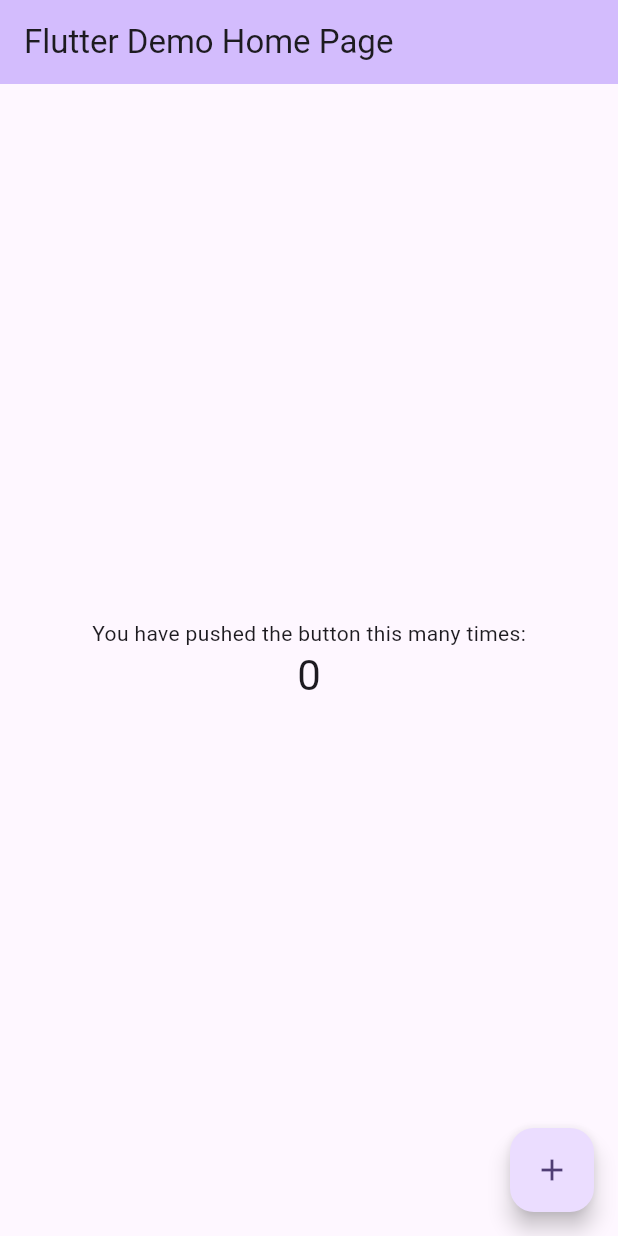
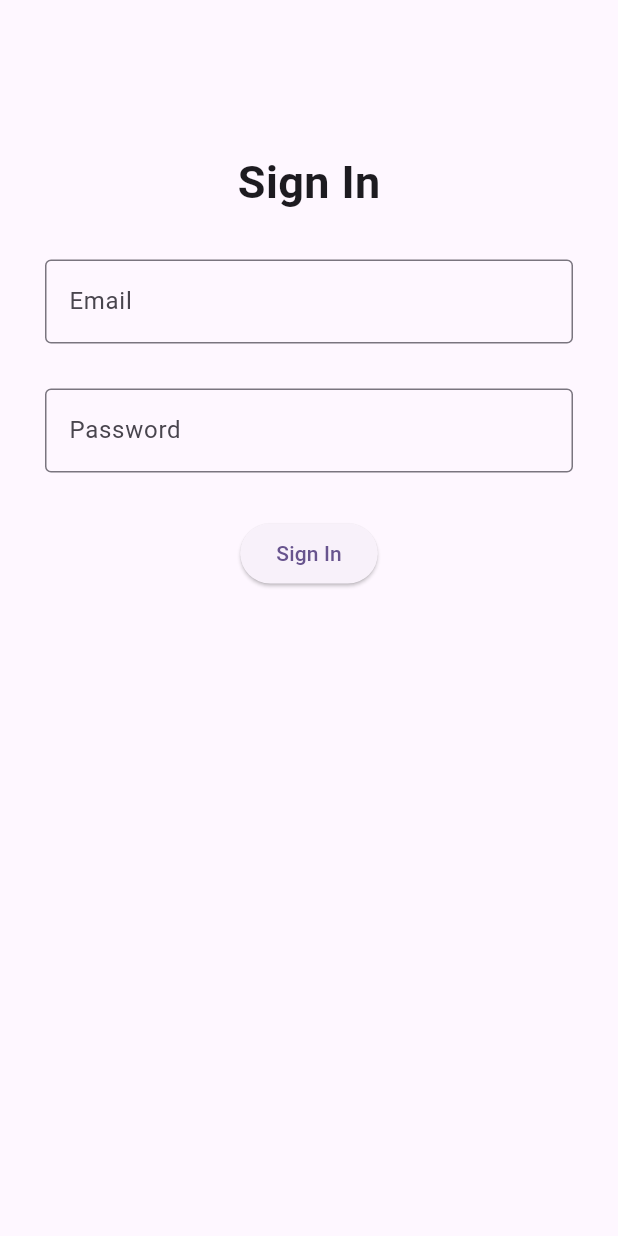
Before and after one commit to ksumallo/donation-system-flutter, a Flutter app: the screen it shows after launch, on a phone screen of 412 x 824 dp. Run offline on Flutter 3.47's test engine with Material 3 defaults, Android fonts, the phone set to English and light mode, and no system bars; our stand-ins replace cloud_firestore, firebase_auth, firebase_core; accounts and stored records are empty; generated files the repository leaves out were written again.

Commit message:
Fixed sign in screen functionality

```diff
--- a/lib/main.dart
+++ b/lib/main.dart
@@ -5,6 +5,7 @@ import 'package:final_proj/api/firestore_organization_provider.dart';
 import 'package:final_proj/entities/user.dart';
 import 'package:final_proj/firebase_options.dart';
 import 'package:final_proj/pages/organization_list.dart';
+import 'package:final_proj/pages/signin_screen.dart';
 import 'package:final_proj/providers/auth_provider.dart';
 import 'package:final_proj/providers/organizations.dart';
 import 'package:final_proj/providers/user_provider.dart';
@@ -83,9 +84,12 @@ class MyApp extends StatelessWidget {
           case '/':
             return MaterialPageRoute(
               builder: (context) =>
-                  const MyHomePage(title: 'Flutter Demo Home Page'),
+                  const SignInPage(),
             );
           case '/user-profile':
+            User user = settings.arguments as User;
+            return MaterialPageRoute(builder: (context) => UserProfile(user: user));
+          case '/user-profile-dev':
             return MaterialPageRoute(
               builder: (context) => UserProfile(
                 user: User(
--- /dev/null
+++ b/lib/pages/signin_screen.dart
@@ -0,0 +1,110 @@
+import 'package:final_proj/entities/user.dart';
+import 'package:flutter/material.dart';
+import 'package:provider/provider.dart';
+import 'package:final_proj/providers/auth_provider.dart';
+
+class SignInPage extends StatefulWidget {
+  const SignInPage({super.key});
+
+  @override
+  State<SignInPage> createState() => _SignInPageState();
+}
+
+class _SignInPageState extends State<SignInPage> {
+  final _formKey = GlobalKey<FormState>();
+  String? email;
+  String? password;
+  bool showSignInErrorMessage = false;
+
+  @override
+  Widget build(BuildContext context) {
+    return Scaffold(
+      body: SingleChildScrollView(
+        child: Container(
+            margin: const EdgeInsets.symmetric(vertical: 100, horizontal: 30),
+            child: Form(
+              key: _formKey,
+              child: Column(
+                mainAxisAlignment: MainAxisAlignment.center,
+                children: [
+                  heading,
+                  emailField,
+                  passwordField,
+                  showSignInErrorMessage ? signInErrorMessage : Container(),
+                  submitButton
+                ],
+              ),
+            )),
+      ),
+    );
+  }
+
+  Widget get heading => const Padding(
+        padding: EdgeInsets.only(bottom: 30),
+        child: Text(
+          "Sign In",
+          style: TextStyle(fontSize: 30, fontWeight: FontWeight.bold),
+        ),
+      );
+
+  Widget get emailField => Padding(
+        padding: const EdgeInsets.only(bottom: 30),
+        child: TextFormField(
+          decoration: const InputDecoration(
+              border: OutlineInputBorder(),
+              label: Text("Email"),
+              hintText: "juandelacruz09@gmail.com"),
+          onSaved: (value) => setState(() => email = value),
+          validator: (value) {
+            if (value == null || value.isEmpty) {
+              return "Please enter your email";
+            }
+            return null;
+          },
+        ),
+      );
+
+  Widget get passwordField => Padding(
+        padding: const EdgeInsets.only(bottom: 30),
+        child: TextFormField(
+          decoration: const InputDecoration(
+              border: OutlineInputBorder(),
+              label: Text("Password"),
+              hintText: "******"),
+          obscureText: true,
+          onSaved: (value) => setState(() => password = value),
+          validator: (value) {
+            if (value == null || value.isEmpty) {
+              return "Please enter your password";
+            }
+            return null;
+          },
+        ),
+      );
+
+  Widget get signInErrorMessage => const Padding(
+        padding: EdgeInsets.only(bottom: 30),
+        child: Text(
+          "Invalid email or password",
+          style: TextStyle(color: Colors.red),
+        ),
+      );
+
+  Widget get submitButton => ElevatedButton(
+      onPressed: () async {
+        if (_formKey.currentState!.validate()) {
+          _formKey.currentState!.save();
+          try {
+            User user = await context
+              .read<AuthProvider>()
+              .login(email!, password!);
+            if (mounted) Navigator.popAndPushNamed(context, "/user-profile", arguments: user);
+          }
+          on Exception catch (e) {
+            print(e.toString());
+          }
+          }
+      },
+      child: const Text("Sign In"));
+
+}
```
